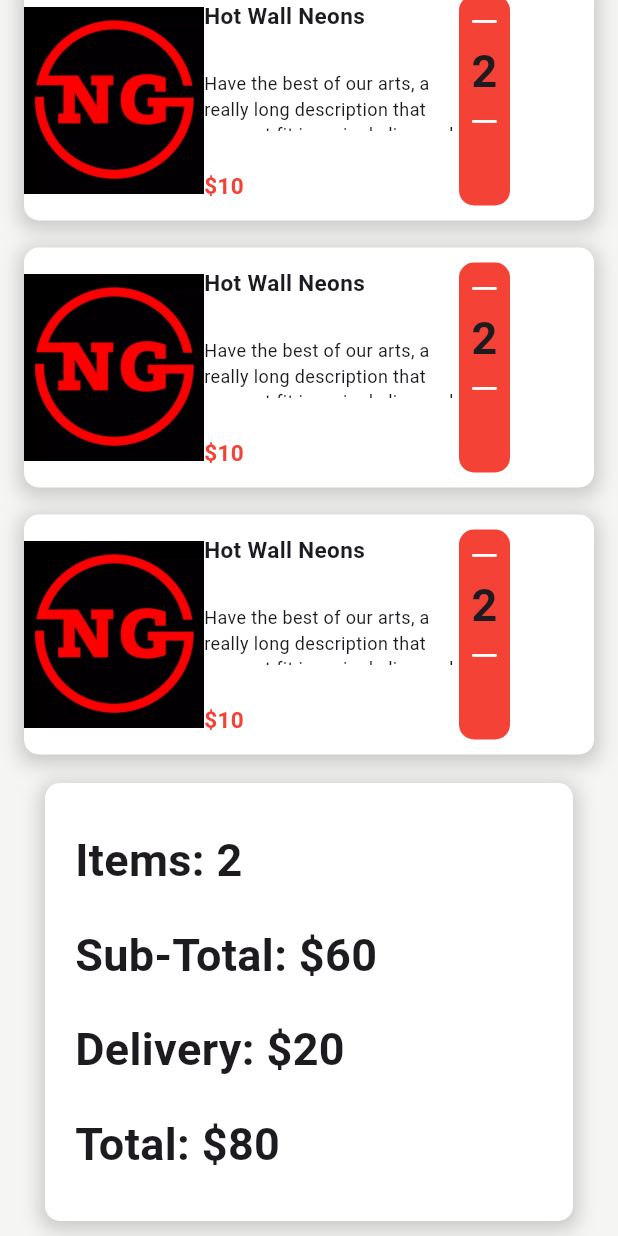
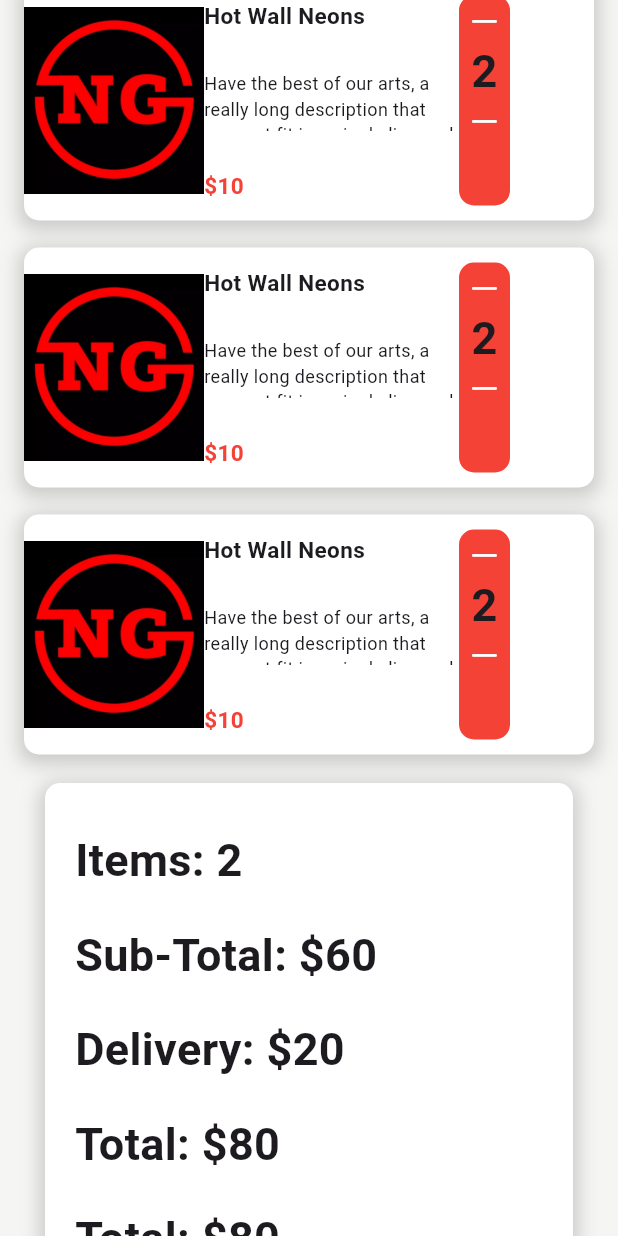
Before and after one commit to Katchietsnouva/family_health_app, a Flutter app: the CartPage screen opened by its route, scrolled down 1411 dp, on a phone screen of 412 x 824 dp. Run offline on Flutter 3.47's test engine with Material 3 defaults, Android fonts, the phone set to English and light mode, and no system bars; our stand-ins replace flutter_rating_bar.

Commit message:
commit 0.78

```diff
--- a/lib/Pages/CartPage.dart
+++ b/lib/Pages/CartPage.dart
@@ -283,6 +283,36 @@ class CartPage extends StatelessWidget {
                               ),
                             ),
 
+                            // GRAND TOTAL
+                            Padding(
+                              padding: EdgeInsets.symmetric(
+                                vertical: 10,
+                              ),
+                              child: Row(
+                                children: [
+                                  Text(
+                                    "Total: ",
+                                    style: TextStyle(
+                                      fontWeight: FontWeight.bold,
+                                      fontSize: 30,
+                                    ),
+                                  ),
+                                  Text(
+                                    "\$80",
+                                    style: TextStyle(
+                                      fontWeight: FontWeight.bold,
+                                      fontSize: 30,
+                                    ),
+                                  ),
+                                ],
+                              ),
+                            ),
+                            Container(
+                              height: 1, // Adjust the height of the line as needed
+                              color: Colors.black,
+                            ),
+
+
 
 
 
```
